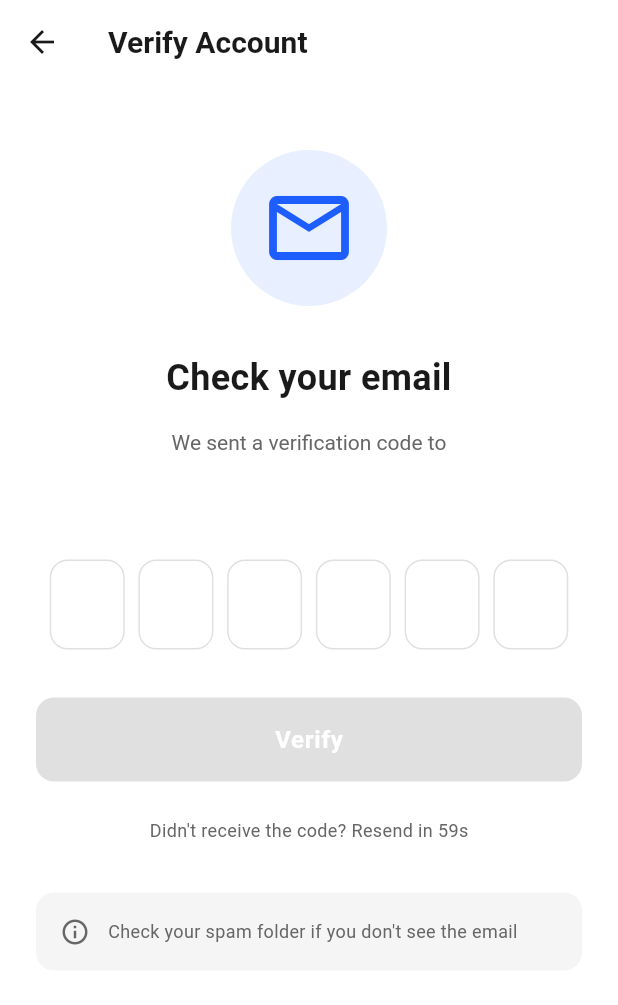
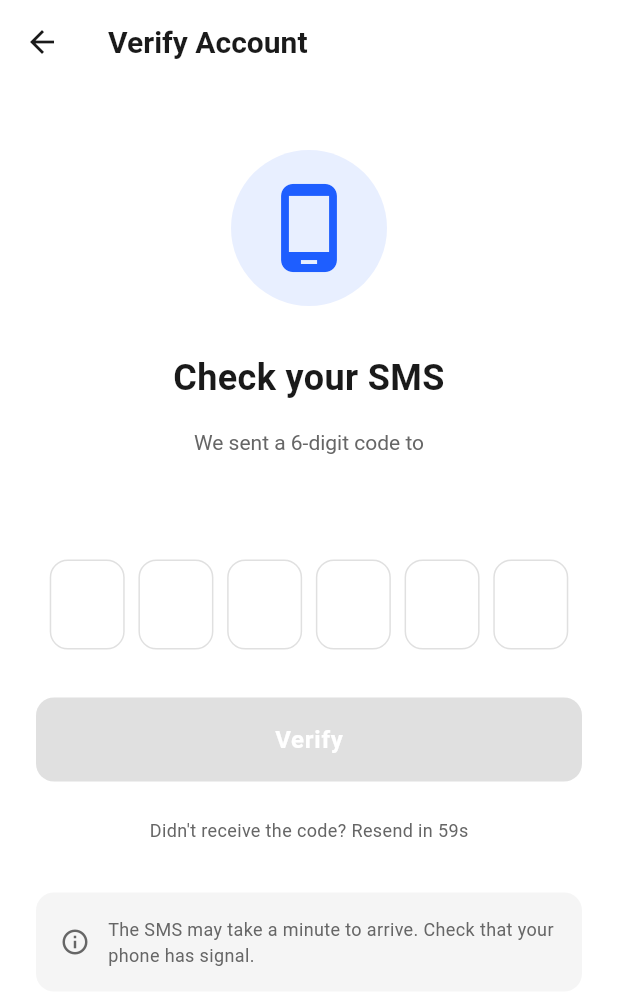
Before and after one commit to KABASINGAarsene/civic-fix, a Flutter app: the OTPVerificationScreen screen opened directly with empty values, on a phone screen of 412 x 824 dp. Shown: the top 1005 px of the screen. Run offline on Flutter 3.47's test engine with Material 3 defaults, Android fonts, the phone set to English and light mode, and no system bars; our stand-ins replace fl_chart; missing offline and left inert: file_selector.

Commit message:
otp_verification_screen.dart

```diff
--- a/lib/screens/auth/otp_verification_screen.dart
+++ b/lib/screens/auth/otp_verification_screen.dart
@@ -3,6 +3,8 @@ import 'package:flutter/services.dart';
 import 'dart:async';
 import '../../constants/app_colors.dart';
 import '../../constants/app_text_styles.dart';
+import '../home/citizen_home_screen.dart';
+import '../home/admin_home_screen.dart';
 
 /// OTP Verification Screen
 /// Screen for verifying email/phone with 6-digit OTP code
@@ -85,7 +87,7 @@ class _OTPVerificationScreenState extends State<OTPVerificationScreen> {
     if (mounted) {
       ScaffoldMessenger.of(context).showSnackBar(
         SnackBar(
-          content: Text('Verification code sent to ${widget.email}'),
+          content: Text('Verification code sent to +250 ${widget.phoneNumber}'),
           backgroundColor: AppColors.success,
         ),
       );
@@ -118,7 +120,6 @@ class _OTPVerificationScreenState extends State<OTPVerificationScreen> {
       _isLoading = false;
     });
 
-    // TODO: Navigate to dashboard on success
     if (mounted) {
       ScaffoldMessenger.of(context).showSnackBar(
         const SnackBar(
@@ -127,8 +128,14 @@ class _OTPVerificationScreenState extends State<OTPVerificationScreen> {
         ),
       );
 
-      // For now, just pop back - later navigate to dashboard
-      Navigator.of(context).popUntil((route) => route.isFirst);
+      Navigator.of(context).pushAndRemoveUntil(
+        MaterialPageRoute(
+          builder: (_) => widget.isAdmin
+              ? const AdminDashboardScreen()
+              : const CitizenHomeScreen(),
+        ),
+        (route) => false,
+      );
     }
   }
 
@@ -240,7 +247,7 @@ class _OTPVerificationScreenState extends State<OTPVerificationScreen> {
                   shape: BoxShape.circle,
                 ),
                 child: const Icon(
-                  Icons.email_outlined,
+                  Icons.phone_android_outlined,
                   size: 64,
                   color: AppColors.primaryBlue,
                 ),
@@ -248,7 +255,7 @@ class _OTPVerificationScreenState extends State<OTPVerificationScreen> {
               const SizedBox(height: 32),
               // Title
               Text(
-                'Check your email',
+                'Check your SMS',
                 style: AppTextStyles.h2,
                 textAlign: TextAlign.center,
               ),
@@ -261,9 +268,11 @@ class _OTPVerificationScreenState extends State<OTPVerificationScreen> {
                     color: AppColors.textSecondary,
                   ),
                   children: [
-                    const TextSpan(text: 'We sent a verification code to\n'),
+                    const TextSpan(text: 'We sent a 6-digit code to\n'),
                     TextSpan(
-                      text: widget.email,
+                      text: widget.phoneNumber.isNotEmpty
+                          ? '+250 ${widget.phoneNumber}'
+                          : widget.email,
                       style: const TextStyle(
                         fontWeight: FontWeight.w600,
                         color: AppColors.textPrimary,
@@ -322,7 +331,7 @@ class _OTPVerificationScreenState extends State<OTPVerificationScreen> {
                     const SizedBox(width: 12),
                     Expanded(
                       child: Text(
-                        'Check your spam folder if you don\'t see the email',
+                        'The SMS may take a minute to arrive. Check that your phone has signal.',
                         style: AppTextStyles.caption,
                       ),
                     ),
```
